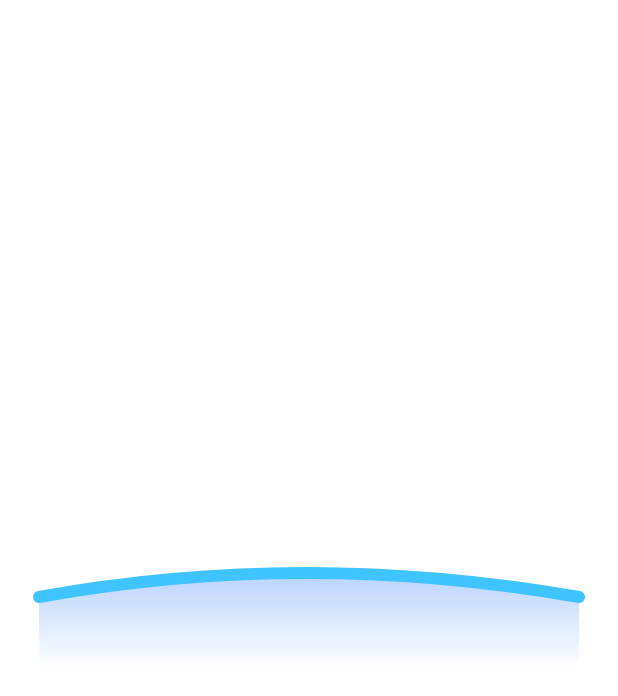
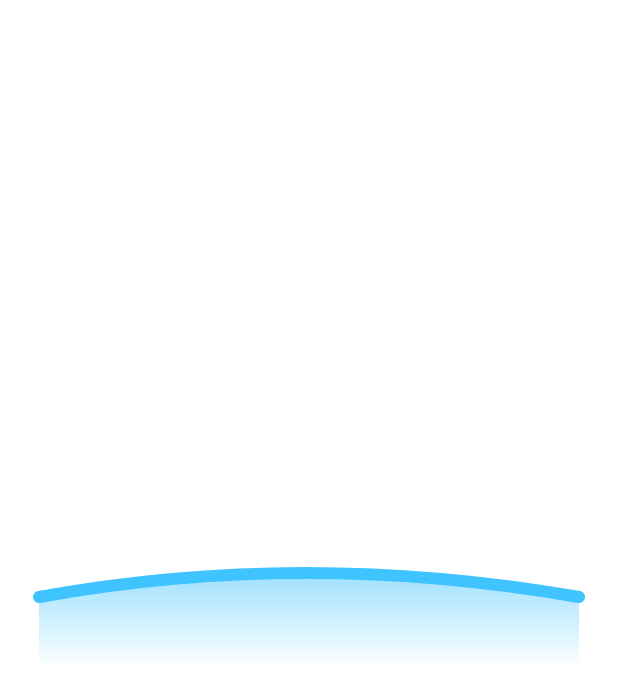
Before and after one commit to Flutter4Fun/ui_challenge_1, a Flutter app: the screen it shows after launch, on a phone screen of 412 x 824 dp. Shown: the top 696 px of the screen. Run offline on Flutter 3.47's test engine with Material 2 defaults, Android fonts, the light colour scheme and no system bars.

Commit message:
Added gradientColors in our curved_line_widget

```diff
--- a/lib/widgets/curved_line_widget.dart
+++ b/lib/widgets/curved_line_widget.dart
@@ -6,14 +6,21 @@ import 'package:flutter/material.dart';
 class CurvedLineWidget extends StatelessWidget {
   final double curveHeight, lineThickness, gradientHeight;
   final Color lineColor;
+  final List<Color> gradientColors;
 
   const CurvedLineWidget({
     Key key,
-    this.curveHeight = 20,
-    this.lineThickness = 8,
-    this.gradientHeight = 68,
-    this.lineColor = Colors.lightBlueAccent,
-  }) : super(key: key);
+    double curveHeight,
+    double lineThickness,
+    double gradientHeight,
+    Color lineColor,
+    List<Color> gradientColors,
+  })  : curveHeight = curveHeight ?? 20,
+        lineThickness = lineThickness ?? 8,
+        gradientHeight = gradientHeight ?? 68,
+        lineColor = lineColor ?? Colors.lightBlueAccent,
+        gradientColors = gradientColors ?? const [Color(0x6600B0FF), Color(0x0000B0FF)],
+        super(key: key);
 
   @override
   Widget build(BuildContext context) {
@@ -23,6 +30,7 @@ class CurvedLineWidget extends StatelessWidget {
         lineThickness,
         gradientHeight,
         lineColor,
+        gradientColors,
       ),
       size: Size(double.infinity, gradientHeight),
     );
@@ -34,6 +42,7 @@ class _CurvedLineCustomPainter extends CustomPainter {
   final double lineThickness;
   final double gradientHeight;
   final Color lineColor;
+  final List<Color> gradientColors;
 
   Paint linePaint, glowAreaPaint;
 
@@ -42,6 +51,7 @@ class _CurvedLineCustomPainter extends CustomPainter {
     this.lineThickness,
     this.gradientHeight,
     this.lineColor,
+    this.gradientColors,
   ) {
     linePaint = Paint()
       ..color = lineColor
@@ -72,7 +82,7 @@ class _CurvedLineCustomPainter extends CustomPainter {
       ..shader = ui.Gradient.linear(
         Offset(size.width / 2, 0),
         Offset(size.width / 2, gradientHeight),
-        [Colors.blueAccent.withOpacity(0.4), Colors.blueAccent.withOpacity(0)],
+        gradientColors,
       );
 
     canvas.drawPath(glowAreaPath, glowAreaPaint);
```
